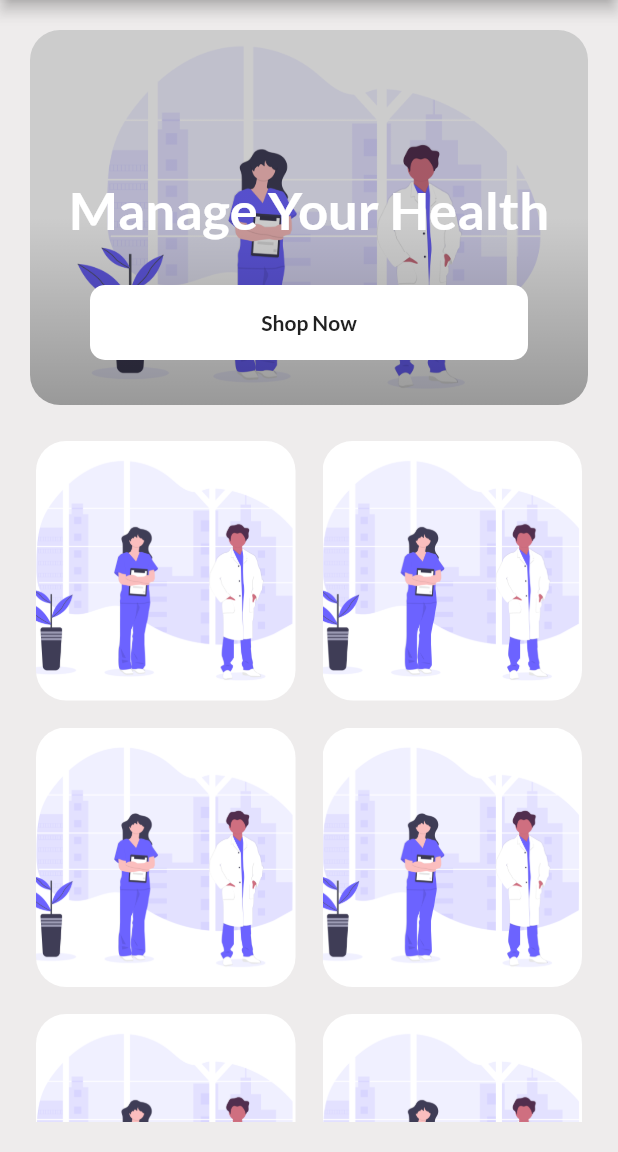
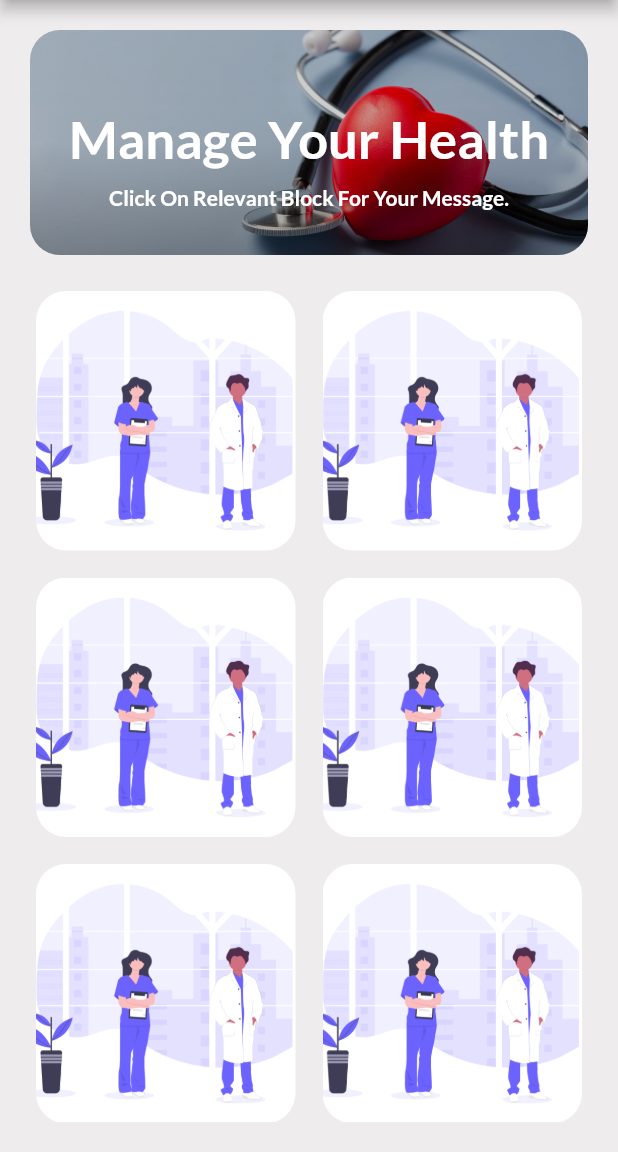
Before and after one commit to arslanone/flutter_application_1, a Flutter app: the Hom screen opened directly, on a phone screen of 412 x 824 dp, the part 84-1236 px from its top. Run offline on Flutter 3.47's test engine with Material 2 defaults, Android fonts, the phone set to English and light mode, and no system bars; our stand-ins replace google_fonts; missing offline and left inert: dart:html, mailto.

Commit message:
mailto added

```diff
--- a/lib/pages/home_grid.dart
+++ b/lib/pages/home_grid.dart
@@ -63,11 +63,11 @@ class _HomePageState extends State<Hom> {
             children: <Widget>[
               Container(
                 width: double.infinity,
-                height: 250,
+                height: 150,
                 decoration: BoxDecoration(
                     borderRadius: BorderRadius.circular(20),
                     image: DecorationImage(
-                        image: AssetImage('assets/images/loginpic.png'),
+                        image: AssetImage('assets/images/health_banner.jpg'),
                         fit: BoxFit.cover)),
                 child: Container(
                   decoration: BoxDecoration(
@@ -79,6 +79,7 @@ class _HomePageState extends State<Hom> {
                       ])),
                   child: Column(
                     mainAxisAlignment: MainAxisAlignment.end,
+                    // ignore: prefer_const_literals_to_create_immutables
                     children: <Widget>[
                       Text(
                         "Manage Your Health",
@@ -88,22 +89,31 @@ class _HomePageState extends State<Hom> {
                             fontWeight: FontWeight.bold),
                       ),
                       SizedBox(
-                        height: 30,
+                        height: 10,
                       ),
                       Container(
-                        height: 50,
-                        margin: EdgeInsets.symmetric(horizontal: 40),
-                        decoration: BoxDecoration(
-                            borderRadius: BorderRadius.circular(10),
-                            color: Colors.white),
-                        child: Center(
-                            child: Text(
-                          "Shop Now",
+                        child: Text(
+                          "Click On Relevant Block For Your Message.",
                           style: TextStyle(
-                              color: Colors.grey[900],
-                              fontWeight: FontWeight.bold),
-                        )),
+                            fontWeight: FontWeight.bold,
+                            color: Colors.white,
+                          ),
+                        ),
                       ),
+                      // Container(
+                      //   height: 50,
+                      //   margin: EdgeInsets.symmetric(horizontal: 40),
+                      //   decoration: BoxDecoration(
+                      //       borderRadius: BorderRadius.circular(10),
+                      //       color: Colors.white),
+                      //   child: Center(
+                      //       child: Text(
+                      //     "Shop Now",
+                      //     style: TextStyle(
+                      //         color: Colors.grey[900],
+                      //         fontWeight: FontWeight.bold),
+                      //   )),
+                      // ),
                       SizedBox(
                         height: 30,
                       ),
--- a/lib/widgets/drawer.dart
+++ b/lib/widgets/drawer.dart
@@ -1,5 +1,6 @@
 // ignore_for_file: prefer_const_constructors
-
+import 'package:mailto/mailto.dart';
+import 'package:url_launcher/url_launcher.dart';
 import 'package:flutter/cupertino.dart';
 import 'package:flutter/material.dart';
 import 'package:flutter_application_1/pages/home.dart';
@@ -80,10 +81,12 @@ class MyDrawer extends StatelessWidget {
                   ),
                 ),
                 onTap: () {
-                  Navigator.push(
-                    context,
-                    MaterialPageRoute(builder: (context) => Hom()),
-                  );
+                  // Navigator.push(
+                  //   context,
+                  //   MaterialPageRoute(builder: (context) => Mailto(
+
+                  //   )),
+                  // );
                 }),
             ListTile(
                 leading: Icon(
@@ -109,3 +112,16 @@ class MyDrawer extends StatelessWidget {
     );
   }
 }
+
+// launchMailto() async {
+//   final mailtoLink = Mailto(
+//     to: ['to@example.com'],
+//     cc: ['cc1@example.com', 'cc2@example.com'],
+//     subject: 'mailto example subject',
+//     body: 'mailto example body',
+//   );
+//   // Convert the Mailto instance into a string.
+//   // Use either Dart's string interpolation
+//   // or the toString() method.
+//   ('$mailtoLink');
+// }
--- a/pubspec.yaml
+++ b/pubspec.yaml
@@ -35,6 +35,9 @@ dependencies:
   # Use with the CupertinoIcons class for iOS style icons.
   cupertino_icons: ^1.0.2
   google_fonts: ^2.3.2
+  mailto: ^2.0.0
+  url_launcher: ^6.1.0
+
 
 
 dev_dependencies:
```
Also changed, not shown: assets/images/health_banner.jpg (added), pubspec.lock.
